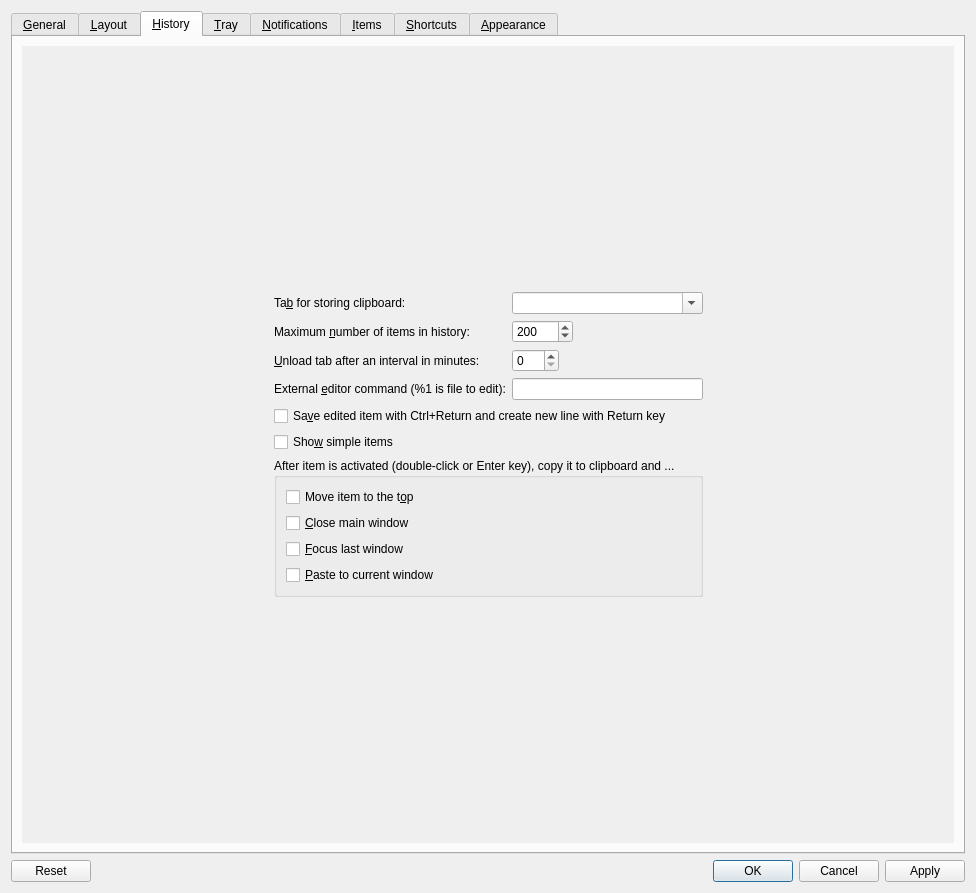
Above: src/ui/configurationmanager.ui from hluk/CopyQ before the change. Below: the same form after it.
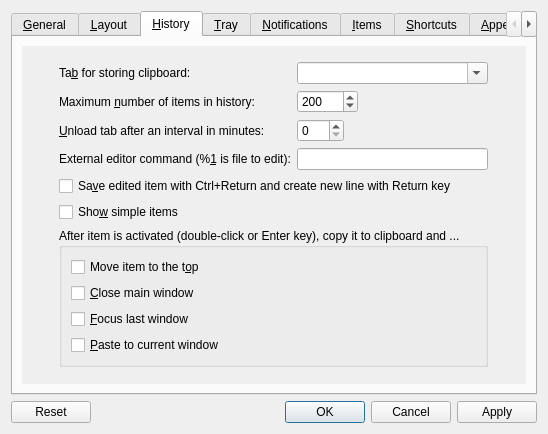
That is the form after the change. The open tabs and pages were chosen to show the change. Custom widgets are drawn as their Qt base class.

Commit message: Update preferences dialog with new Qt Designer

Diff of the .ui file:
```diff
--- a/src/ui/configurationmanager.ui
+++ b/src/ui/configurationmanager.ui
@@ -2,14 +2,6 @@
 <ui version="4.0">
  <class>ConfigurationManager</class>
  <widget class="QDialog" name="ConfigurationManager">
-  <property name="geometry">
-   <rect>
-    <x>0</x>
-    <y>0</y>
-    <width>976</width>
-    <height>893</height>
-   </rect>
-  </property>
   <property name="minimumSize">
    <size>
     <width>320</width>
@@ -562,8 +554,8 @@
            <rect>
             <x>0</x>
             <y>0</y>
-            <width>912</width>
-            <height>733</height>
+            <width>537</width>
+            <height>444</height>
            </rect>
           </property>
           <layout class="QHBoxLayout" name="horizontalLayout_16">
@@ -682,7 +674,7 @@
                <item row="3" column="0">
                 <widget class="QLabel" name="label_6">
                  <property name="text">
-                  <string>External &amp;editor command (%1 is file to edit):</string>
+                  <string>External editor command (%&amp;1 is file to edit):</string>
                  </property>
                  <property name="buddy">
                   <cstring>lineEditEditor</cstring>
```
Left out of the diff: 18 changed lines with no effect on the pictures.
